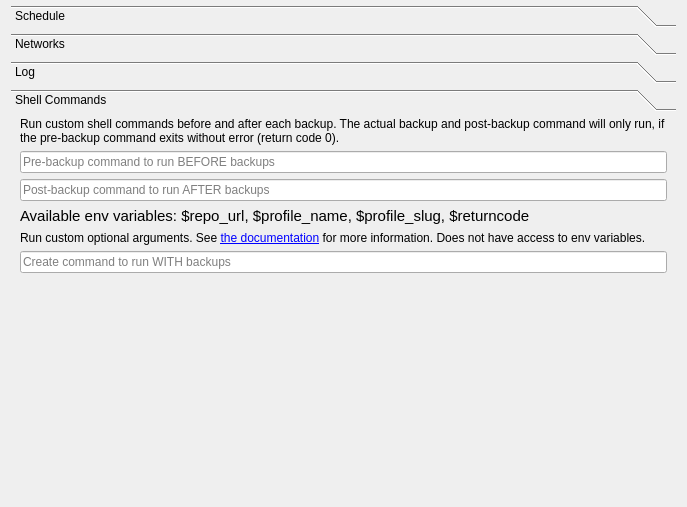
Qt form src/vorta/assets/UI/scheduletab.ui (borgbase/vorta) before a commit.
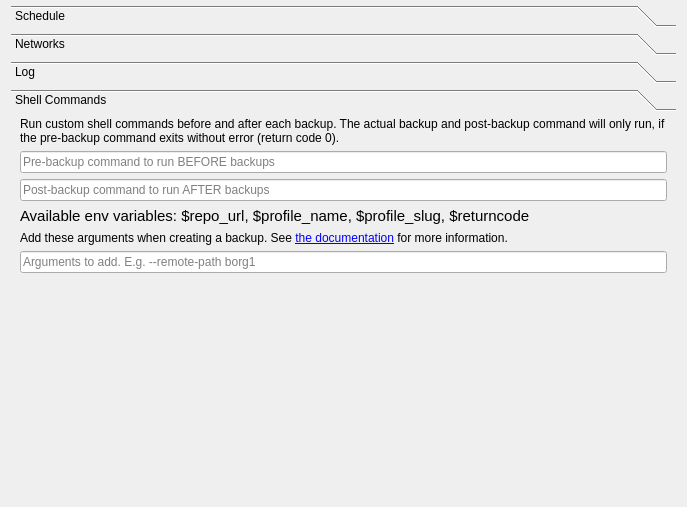
The same form after that commit.

Commit message: Clarify UI text

```diff
--- a/src/vorta/assets/UI/scheduletab.ui
+++ b/src/vorta/assets/UI/scheduletab.ui
@@ -539,7 +539,7 @@
        <item>
         <widget class="QLabel" name="label_7">
          <property name="text">
-          <string>Run custom optional arguments. See &lt;a href=&quot;https://borgbackup.readthedocs.io/en/stable/usage/create.html&quot;&gt;the documentation&lt;/a&gt; for more information. Does not have access to env variables. </string>
+          <string>Add these arguments when creating a backup. See &lt;a href=&quot;https://borgbackup.readthedocs.io/en/stable/usage/create.html&quot;&gt;the documentation&lt;/a&gt; for more information.</string>
          </property>
          <property name="wordWrap">
           <bool>true</bool>
@@ -552,7 +552,7 @@
           <string notr="true">font-family:'Courier';</string>
          </property>
          <property name="placeholderText">
-          <string>Create command to run WITH backups</string>
+          <string>Arguments to add. E.g. --remote-path borg1</string>
          </property>
         </widget>
        </item>
```
